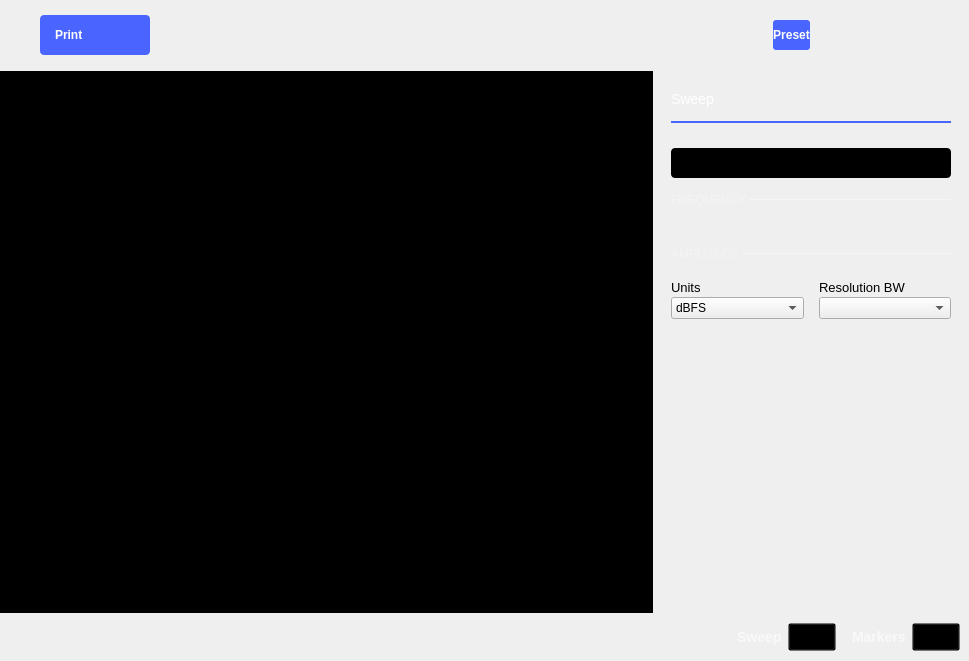
BelmY/scopy, file ui/spectrum_analyzer.ui: the form before one commit.
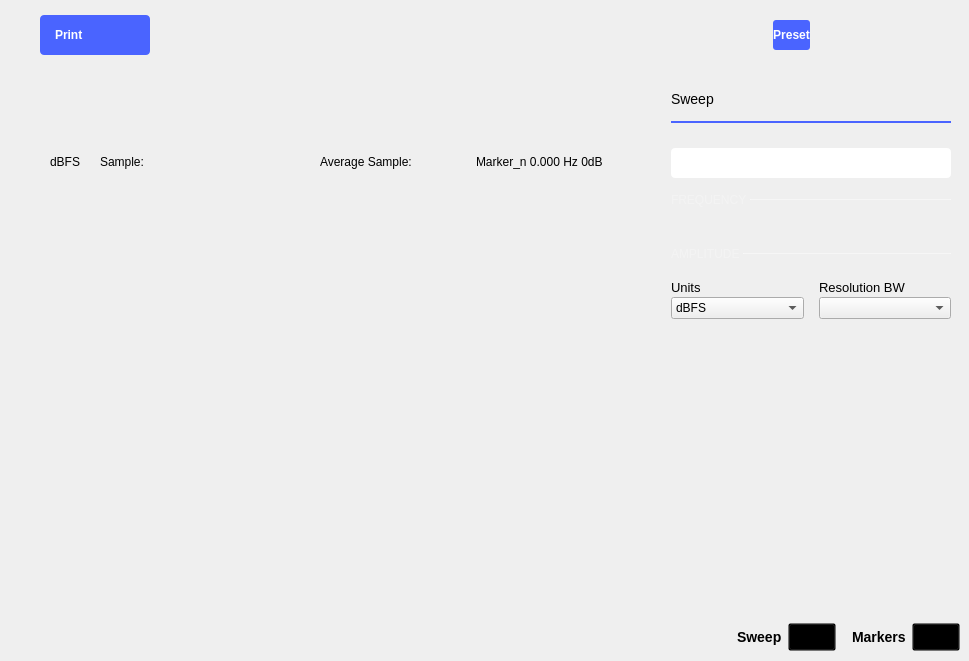
The form after the commit. The open tabs and pages were chosen to show the change. Icons and pictures are not drawn. Custom widgets are drawn as their Qt base class.

What changed in the file:
```diff
--- a/ui/spectrum_analyzer.ui
+++ b/ui/spectrum_analyzer.ui
@@ -354,9 +354,7 @@
            </sizepolicy>
           </property>
           <property name="styleSheet">
-           <string notr="true">QWidget {
-  background-color: black;
-}</string>
+           <string notr="true"/>
           </property>
           <layout class="QGridLayout" name="gridLayout">
            <property name="leftMargin">
@@ -1133,7 +1131,7 @@
                  <item>
                   <widget class="QLabel" name="labelSettingsTitle">
                    <property name="styleSheet">
-                    <string notr="true"> color: white;
+                    <string notr="true"> color: black;
     font-size: 14px;
     font-weight: normal;</string>
                    </property>
@@ -1209,7 +1207,7 @@
 max-height: 30px;
 min-width: 280px;
 max-width: 280px;
-background-color: black;
+background-color: white;
 border-radius: 4px;
 }
 
@@ -1248,7 +1246,7 @@
 }
 
 QLabel#on:disabled {
-color: rgba(255,255,255,102);
+color: black;
 }
 
 QLabel#off {
@@ -1263,7 +1261,7 @@
 }
 
 QLabel#off:disabled {
-color: rgba(255,255,255,51);
+color: black;
 }
 </string>
                  </property>
@@ -2439,6 +2437,9 @@
           <layout class="QHBoxLayout" name="horizontalLayout">
            <item>
             <widget class="QLabel" name="label_2">
+             <property name="styleSheet">
+              <string notr="true">color: black;</string>
+             </property>
              <property name="text">
               <string>Sweep</string>
              </property>
@@ -2472,6 +2473,9 @@
            </item>
            <item>
             <widget class="QLabel" name="label_3">
+             <property name="styleSheet">
+              <string notr="true">color: black;</string>
+             </property>
              <property name="text">
               <string>Markers</string>
              </property>
```
Left out of the diff: 6 changed lines with no effect on the pictures.
